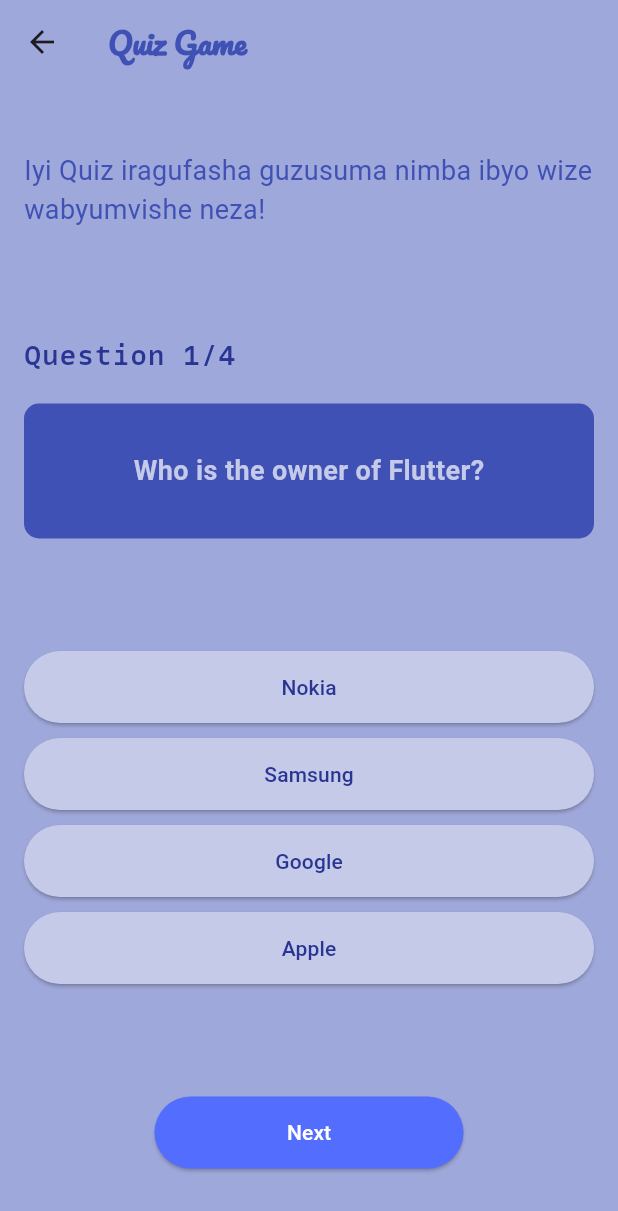
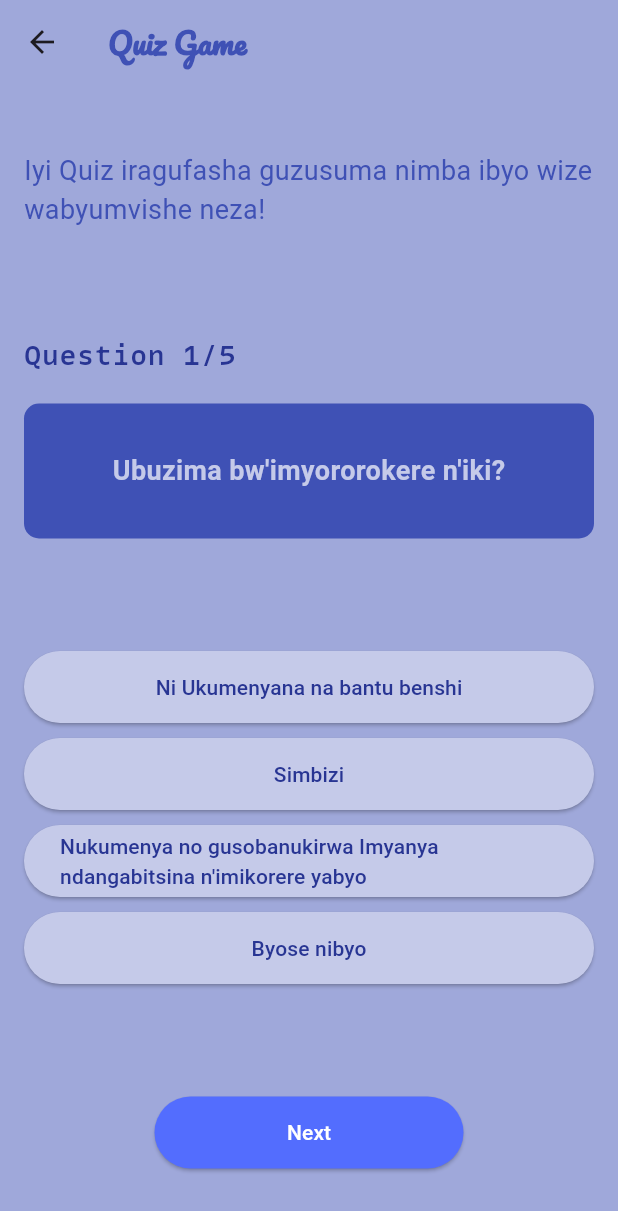
Before and after one commit to Iam-Ntwali/Mpinga, a Flutter app: the QuizPage screen opened by its route, on a phone screen of 412 x 824 dp. Shown: the top 1211 px of the screen. Run offline on Flutter 3.47's test engine with Material 3 defaults, Android fonts, the phone set to English and light mode, and no system bars; missing offline and left inert: syncfusion_flutter_pdfviewer.

Commit message:
some changes

```diff
--- a/lib/model/quiz_modal.dart
+++ b/lib/model/quiz_modal.dart
@@ -17,40 +17,54 @@
   //ADD questions and answer here
 
   list.add(Question(
-    "Who is the owner of Flutter?",
+    "Ubuzima bw'imyororokere n'iki?",
     [
-      Answer("Nokia", false),
-      Answer("Samsung", false),
-      Answer("Google", true),
-      Answer("Apple", false),
+      Answer("Ni Ukumenyana na bantu benshi", false),
+      Answer("Simbizi", false),
+      Answer(
+          "Nukumenya no gusobanukirwa Imyanya ndangabitsina n'imikorere yabyo",
+          true),
+      Answer("Byose nibyo", false),
     ],
   ));
 
   list.add(Question(
-    "Who owns Iphone?",
+    "Sida yandurira mu mibonano muzabitsina indakigiye?",
     [
-      Answer("Apple", true),
-      Answer("Microsoft", false),
-      Answer("Google", false),
-      Answer("Nokia", false),
+      Answer("Nibyo", true),
+      Answer("Sibyo", false),
     ],
   ));
 
   list.add(Question(
-    "Youtube is _________  platform?",
+    "Ubuzima bw'imyororokere n'iki?",
     [
-      Answer("Music Sharing", false),
-      Answer("Video Sharing", false),
-      Answer("Live Streaming", false),
-      Answer("All of the above", true),
+      Answer("Ni Ukumenyana na bantu benshi", false),
+      Answer("Simbizi", false),
+      Answer(
+          "Nukumenya no gusobanukirwa Imyanya ndangabitsina n'imikorere yabyo",
+          true),
+      Answer("Byose nibyo", false),
     ],
   ));
 
   list.add(Question(
-    "Flutter user dart as a language?",
+    "Sida yandurira mu mibonano muzabitsina indakigiye?",
     [
-      Answer("True", true),
-      Answer("False", false),
+      Answer("Nibyo", true),
+      Answer("Sibyo", false),
+    ],
+  ));
+
+  list.add(Question(
+    "Ubuzima bw'imyororokere n'iki?",
+    [
+      Answer("Ni Ukumenyana na bantu benshi", false),
+      Answer("Simbizi", false),
+      Answer(
+          "Nukumenya no gusobanukirwa Imyanya ndangabitsina n'imikorere yabyo",
+          true),
+      Answer("Byose nibyo", false),
     ],
   ));
 
--- a/lib/screens/quiz_page.dart
+++ b/lib/screens/quiz_page.dart
@@ -134,7 +134,7 @@
       isLastQuestion = true;
     }
 
-    return Container(
+    return SizedBox(
       width: MediaQuery.of(context).size.width * 0.5,
       height: 48,
       child: ElevatedButton(
```
